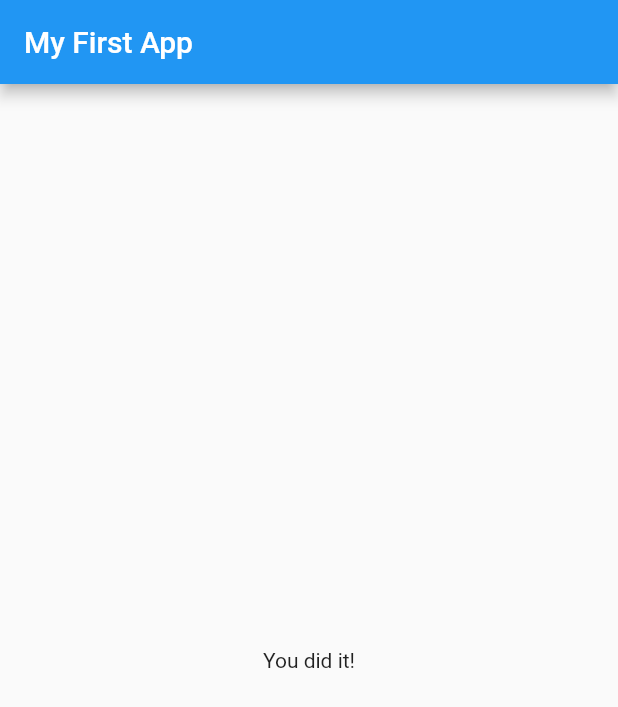
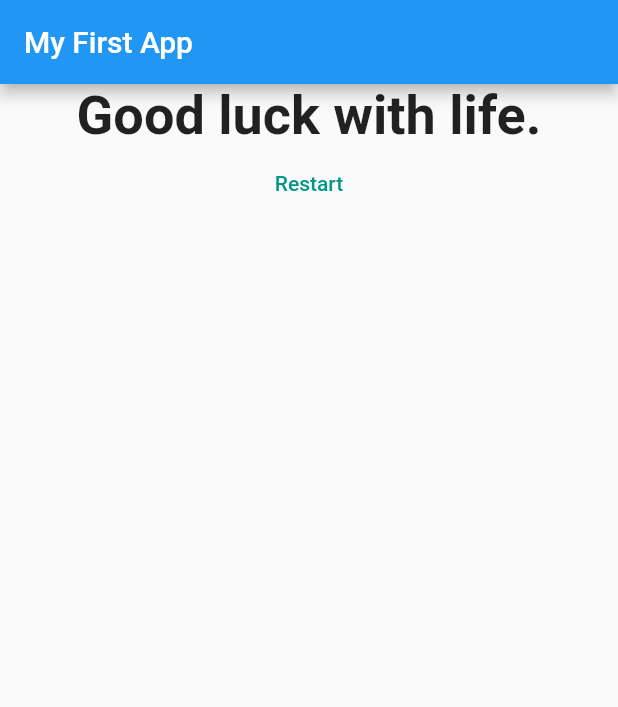
Before and after one commit to Johnsensei/crash_course, a Flutter app: the screen it shows after launch, after a tap on "Red", after a tap on "Cat", on a phone screen of 412 x 824 dp. Shown: the top 707 px of the screen. Run offline on Flutter 3.47's test engine with Material 2 defaults, Android fonts, the phone set to English and light mode, and no system bars.

Commit message:
Finished crash course video

```diff
--- a/lib/main.dart
+++ b/lib/main.dart
@@ -18,34 +18,49 @@
 
 class _MyAppState extends State<MyApp> {
   var _questionIndex = 0;
+  var _totalScore = 0;
 
   final _questions = const [
     {
       'questionText': 'What\'s your favorite color?',
       'answers': [
-        'Red',
-        'Orange',
-        'Yellow',
-        'Green',
-        'Blue',
-        'Purple',
-        'Black',
-        'White'
+        {'text': 'Red', 'score': 2},
+        {'text': 'Orange', 'score': 2},
+        {'text': 'Yellow', 'score': 2},
+        {'text': 'Green', 'score': 5},
+        {'text': 'Blue', 'score': 5},
+        {'text': 'Purple', 'score': 5},
+        {'text': 'Black', 'score': 10},
+        {'text': 'White', 'score': 1}
       ],
     },
     {
       'questionText': 'What\'s your favorite animal?',
-      'answers': ['Dog', 'Cat', 'Elephant', 'Bear'],
+      'answers': [
+        {'text': 'Dog', 'score': 10},
+        {'text': 'Cat', 'score': 2},
+        {'text': 'Elephant', 'score': 6},
+        {'text': 'Bear', 'score': 4}
+      ],
     },
   ];
 
-  void _answerQuestion() {
-    if (_questionIndex < _questions.length) {}
+  void _answerQuestion(int score) {
+    // if (_questionIndex < _questions.length) {}
+
+    _totalScore += score;
 
     setState(() {
       _questionIndex++;
     });
     print(_questionIndex);
+  }
+
+  void _restartQuiz() {
+    setState(() {
+      _questionIndex = 0;
+      _totalScore = 0;
+    });
   }
 
   @override
@@ -60,7 +75,7 @@
                 answerQuestion: _answerQuestion,
                 questionIndex: _questionIndex,
                 questions: _questions)
-            : Result(),
+            : Result(_totalScore, _restartQuiz),
       ),
     );
   }
--- a/lib/quiz.dart
+++ b/lib/quiz.dart
@@ -6,7 +6,7 @@ import './answer.dart';
 class Quiz extends StatelessWidget {
   final List<Map<String, Object>> questions;
   final int questionIndex;
-  final VoidCallback answerQuestion;
+  final Function answerQuestion;
 
   Quiz(
       {required this.questions,
@@ -20,8 +20,10 @@ class Quiz extends StatelessWidget {
         Question(
           questions[questionIndex]['questionText']?.toString() ?? '',
         ),
-        ...(questions[questionIndex]['answers'] as List<String>).map((answer) {
-          return Answer(answerQuestion, answer);
+        ...(questions[questionIndex]['answers'] as List<Map<String, Object>>)
+            .map((answer) {
+          return Answer(() => answerQuestion(answer['score']),
+              answer['text']?.toString() ?? '');
         }).toList()
       ],
     );
--- a/lib/result.dart
+++ b/lib/result.dart
@@ -1,10 +1,40 @@
 import 'package:flutter/material.dart';
 
 class Result extends StatelessWidget {
+  final int resultScore;
+  final VoidCallback restartHandler;
+
+  Result(this.resultScore, this.restartHandler);
+
+  String get resultPhrase {
+    String resultText;
+
+    if (resultScore >= 12) {
+      resultText = 'I think we can be friends.';
+    } else {
+      resultText = 'Good luck with life.';
+    }
+
+    return resultText;
+  }
+
   @override
   Widget build(BuildContext context) {
     return Center(
-      child: Text('You did it!'),
+      child: Column(
+        children: [
+          Text(
+            resultPhrase,
+            style: TextStyle(fontSize: 36, fontWeight: FontWeight.bold),
+            textAlign: TextAlign.center,
+          ),
+          FlatButton(
+            onPressed: restartHandler,
+            child: Text('Restart'),
+            textColor: Colors.teal,
+          )
+        ],
+      ),
     );
   }
 }
```
